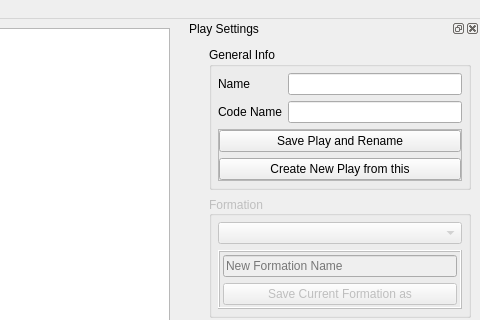
Old version of the form src/dialogs/mainDialog.ui in the repository obraunsdorf/playbook-creator; both pictures show x 659 to 1139 and y 0 to 320 of the 1139 by 977 pixel window.
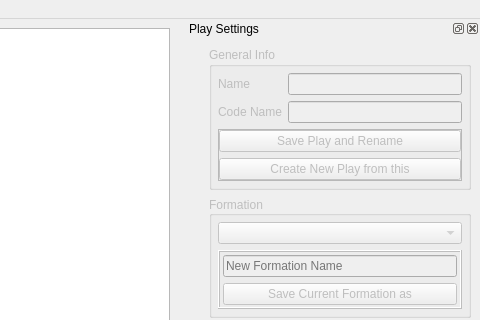
New version of the form. Custom widgets are drawn as their Qt base class.

Commit message:
Fix crash on savePlayAndRename when no valid play was active
For UI, the component is disabled on start.
For core, actually check if the pointer is valid on save.

```diff
--- a/src/dialogs/mainDialog.ui
+++ b/src/dialogs/mainDialog.ui
@@ -111,6 +111,9 @@
      </property>
      <item>
       <widget class="QGroupBox" name="groupBox_6">
+       <property name="enabled">
+        <bool>false</bool>
+       </property>
        <property name="title">
         <string>General Info</string>
        </property>
```
The commit also changes 2 other files.
